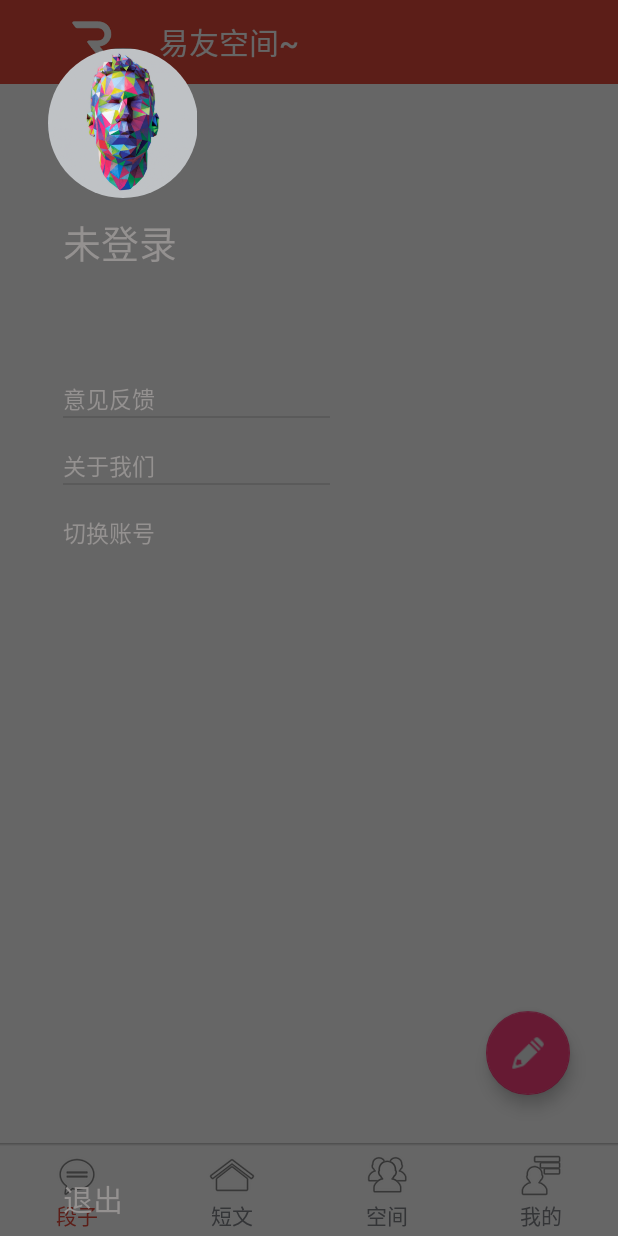
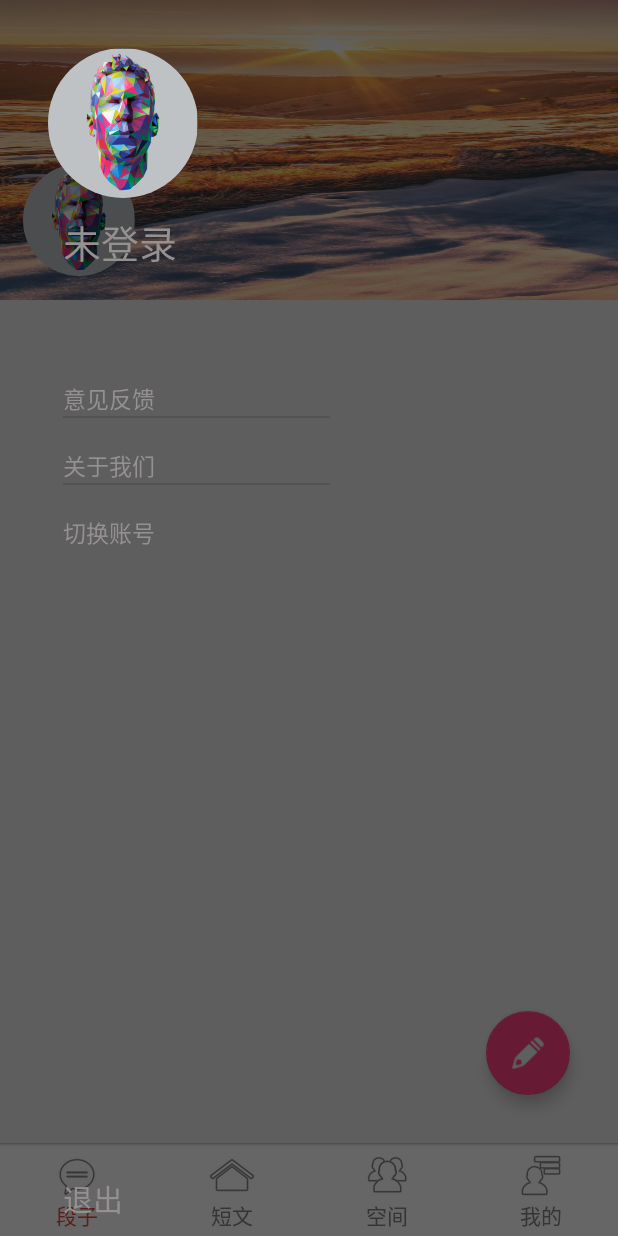
Before and after one commit to AaronLiu96/SimpleReader, an Android app: the fragment ZeroFragment placed in its activity, with the side drawer open, on a phone screen of 412 x 824 dp. Run offline under Robolectric (Android 15) with nearby library versions, the phone set to English and light mode, and no system bars; our stand-ins replace ButterKnife; libraries missing offline, so code that uses them is left out: cn.bmob.v3, com.afollestad.materialdialogs, com.nineoldandroids.view; 18 statements that could not run were skipped.

Commit message:
对Zero的界面增加了一些动画效果

```diff
--- a/app/src/main/java/com/android/simplereader/ui/fragment/MineFragment.java
+++ b/app/src/main/java/com/android/simplereader/ui/fragment/MineFragment.java
@@ -92,11 +92,11 @@ public class MineFragment extends Fragment implements AdapterView.OnItemClickLis
                 ToCollectionActivity.setFlags(Intent.FLAG_ACTIVITY_NEW_TASK | Intent.FLAG_ACTIVITY_EXCLUDE_FROM_RECENTS);
                 startActivity(ToCollectionActivity);
                 break;
-            case 2:
+            case 3:
                 DialogUtils.UpdatePasswordDialog(getActivity(),view);
 
                 break;
-            case 3:
+            case 2:
                 Intent ToMineActivity =new Intent(getActivity(), MineActivity.class);
                 ToMineActivity.setFlags(Intent.FLAG_ACTIVITY_NEW_TASK | Intent.FLAG_ACTIVITY_EXCLUDE_FROM_RECENTS);
                 startActivity(ToMineActivity);
--- a/app/src/main/java/com/android/simplereader/ui/fragment/ZeroFragment.java
+++ b/app/src/main/java/com/android/simplereader/ui/fragment/ZeroFragment.java
@@ -1,8 +1,12 @@
 package com.android.simplereader.ui.fragment;
 
 
+import android.animation.Animator;
+import android.animation.AnimatorSet;
+import android.animation.ObjectAnimator;
 import android.app.Activity;
 import android.app.Fragment;
+import android.graphics.Color;
 import android.os.Bundle;
 import android.os.Handler;
 import android.os.Message;
@@ -15,14 +19,21 @@ import android.support.v7.app.AppCompatActivity;
 import android.support.v7.widget.Toolbar;
 import android.util.Log;
 import android.view.LayoutInflater;
+import android.view.MotionEvent;
 import android.view.View;
+import android.view.ViewConfiguration;
 import android.view.ViewGroup;
+import android.widget.AbsListView;
+import android.widget.LinearLayout;
 import android.widget.ListView;
+import android.widget.TextView;
 
 import com.android.simplereader.R;
 import com.android.simplereader.model.bean.Zero;
 import com.android.simplereader.ui.activity.EditActivity;
 import com.android.simplereader.ui.adapter.ZeroAdapter;
+import com.android.simplereader.ui.widget.RoundImageView;
+import com.android.simplereader.util.AutoHideUtil;
 import com.android.simplereader.util.BmobUtil;
 import com.android.simplereader.util.DialogUtils;
 import com.android.simplereader.util.SPUtils;
@@ -40,17 +51,22 @@ import cn.bmob.v3.listener.FindListener;
 public class ZeroFragment extends Fragment {
 
     private ListView zero_listview;
+    private TextView zero_header_name;
+    private RoundImageView zero_header_image;
+    private View zero_header;
     private SwipeRefreshLayout swipeRefreshLayout;
     private FloatingActionButton zero_edit;
     private AppCompatActivity mAppCompatActivity;
     private Activity mActivity;
-    private Toolbar toolbar;
+ //   private Toolbar toolbar;
 
     private List<Zero> zeroList = new ArrayList<>();
     private int numberOfLoad =50;
     private ZeroAdapter zeroAdapter;
     private final int SUCCESS = 1;
     private final int SHOW_RESPONSE = 2;
+    private int touchSlop = 10;
+
 
     private String TAG = "ZeroNoDataProblem--->>";
 
@@ -59,27 +75,36 @@ public class ZeroFragment extends Fragment {
     public View onCreateView(LayoutInflater inflater, ViewGroup container, Bundle savedInstanceState) {
         mActivity = getActivity();
         View view = inflater.inflate(R.layout.fragment_zero,container,false);
+        touchSlop = (int) (ViewConfiguration.get(getActivity()).getScaledTouchSlop() * 0.9);
+
         initView(view);
         getDataFromBmob(view);
         zeroAdapter = new ZeroAdapter(getActivity(),R.layout.fragment_zero_item,zeroList);
         zero_listview.setAdapter(zeroAdapter);
+
+        zero_listview.setDividerHeight(10);
+        AutoHideUtil.applyListViewAutoHide(getActivity(),zero_listview,zero_header,null,0);
         initRefresh(view);
         return view;
     }
 
     private void initView(View v){
         AppCompatActivity mAppCompatActivity = (AppCompatActivity) mActivity;
-        toolbar = (Toolbar) v.findViewById(R.id.zero_layout);
-        mAppCompatActivity.setSupportActionBar(toolbar);
+   //     toolbar = (Toolbar) v.findViewById(R.id.zero_layout);
+    //    mAppCompatActivity.setSupportActionBar(toolbar);
         ActionBar actionBar = mAppCompatActivity.getSupportActionBar();
         if (actionBar != null) {
             actionBar.setDisplayHomeAsUpEnabled(false);
             actionBar.setDisplayShowTitleEnabled(false);
         }
-        toolbar.setTitle("易友空间~");
-        toolbar.setLogo(R.mipmap.ic_logo);
-        toolbar.setTitleTextColor(getActivity().getResources().getColor(R.color.white));
+    //    toolbar.setTitle("易友空间~");
+     //   toolbar.setLogo(R.mipmap.ic_logo);
+     //   toolbar.setTitleTextColor(getActivity().getResources().getColor(R.color.white));
+        zero_header =  v.findViewById(R.id.zero_header);
         swipeRefreshLayout= (SwipeRefreshLayout) v.findViewById(R.id.zero_refresh);
+        zero_header_image = (RoundImageView) v.findViewById(R.id.zero_header_headImg);
+        zero_header_name= (TextView) v.findViewById(R.id.zero_header_name);
+        zero_header_name.setText((String)SPUtils.get(getActivity(),"name",""));
         zero_listview = (ListView) v.findViewById(R.id.zero_listview);
         zero_edit = (FloatingActionButton) v.findViewById(R.id.zero_edit);
         zero_edit.setOnClickListener(new View.OnClickListener() {
@@ -183,4 +208,12 @@ public class ZeroFragment extends Fragment {
         }
 
     };
+
+
+
+
+
+
+
+
 }
--- /dev/null
+++ b/app/src/main/java/com/android/simplereader/util/AutoHideUtil.java
@@ -0,0 +1,305 @@
+package com.android.simplereader.util;
+
+import android.animation.Animator;
+import android.animation.AnimatorSet;
+import android.animation.ObjectAnimator;
+import android.content.Context;
+import android.graphics.Color;
+import android.view.MotionEvent;
+import android.view.View;
+import android.view.ViewConfiguration;
+import android.view.ViewGroup;
+import android.widget.AbsListView;
+import android.widget.ListView;
+
+import java.util.ArrayList;
+
+
+public class AutoHideUtil {
+    /**
+     * AutoHideUtil.applyListViewAutoHide()是一个帮助类，以快速实现MainActivity里面的滑动隐藏方法
+     * 需要用户在方法中提供要隐藏的Header和Footer
+     *
+     * @param context      上下文
+     * @param listView     滚动的ListView
+     * @param header       滚动时要隐藏起来上顶部元素
+     * @param footer       滚动时要隐藏起来的底部元素
+     * @param headerHeight 顶部元素的高度
+     */
+    public static void applyListViewAutoHide(Context context, ListView listView, View header, View footer, int headerHeight) {
+        ListViewAutoHideTool tool = new ListViewAutoHideTool();
+        tool.applyAutoHide(context, listView, header, footer, headerHeight);
+    }
+
+    /**
+     * AutoHideUtil.applyListViewAutoHide()是一个帮助类，以快速实现MainActivity里面的滑动隐藏方法
+     * 不需要用户在方法中提供要隐藏的Header和Footer，具体隐藏方法要在用户在回调中实现
+     *
+     * @param context      上下文
+     * @param listView     滚动的ListView
+     * @param headerHeight 顶部元素的高度
+     */
+    public static void applyListViewAutoHide(Context context, ListView listView, int headerHeight, AutoHideListener autoHideListener) {
+        ListViewAutoHideToolWithCallBack tool = new ListViewAutoHideToolWithCallBack();
+        tool.applyAutoHide(context, listView, headerHeight, autoHideListener);
+    }
+
+    private static class ListViewAutoHideTool {
+
+        View header;
+        View footer;
+        ListView listView;
+        int touchSlop = 10;
+
+        public ListViewAutoHideTool() {
+
+        }
+
+        public void applyAutoHide(Context context, ListView listView, View header, View footer, int headerHeight) {
+            touchSlop = (int) (ViewConfiguration.get(context).getScaledTouchSlop() * 0.9);
+            this.listView = listView;
+            this.header = header;
+            this.footer = footer;
+
+            View mHeader = new View(listView.getContext());
+            mHeader.setLayoutParams(new AbsListView.LayoutParams(ViewGroup.LayoutParams.MATCH_PARENT, headerHeight));
+            mHeader.setBackgroundColor(Color.parseColor("#00000000"));
+            listView.addHeaderView(mHeader);
+
+            listView.setOnScrollListener(onScrollListener);
+            listView.setOnTouchListener(onTouchListener);
+        }
+
+
+        AnimatorSet backAnimatorSet;
+
+        private void animateBack() {
+            if (hideAnimatorSet != null && hideAnimatorSet.isRunning()) {
+                hideAnimatorSet.cancel();
+            }
+            if (backAnimatorSet != null && backAnimatorSet.isRunning()) {
+
+            } else {
+                backAnimatorSet = new AnimatorSet();
+                ArrayList<Animator> animators = new ArrayList<>();
+                if (header != null) {
+                    ObjectAnimator headerAnimator = ObjectAnimator.ofFloat(header, "translationY", header.getTranslationY(), 0f);
+                    animators.add(headerAnimator);
+                }
+                if (footer != null) {
+                    ObjectAnimator footerAnimator = ObjectAnimator.ofFloat(footer, "translationY", footer.getTranslationY(), 0f);
+                    animators.add(footerAnimator);
+                }
+                backAnimatorSet.setDuration(300);
+                backAnimatorSet.playTogether(animators);
+                backAnimatorSet.start();
+            }
+        }
+
+        AnimatorSet hideAnimatorSet;
+
+        private void animateHide() {
+            if (backAnimatorSet != null && backAnimatorSet.isRunning()) {
+                backAnimatorSet.cancel();
+            }
+            if (hideAnimatorSet != null && hideAnimatorSet.isRunning()) {
+
+            } else {
+                hideAnimatorSet = new AnimatorSet();
+                ArrayList<Animator> animators = new ArrayList<>();
+                if (header != null) {
+                    ObjectAnimator headerAnimator = ObjectAnimator.ofFloat(header, "translationY", header.getTranslationY(), -header.getHeight());
+                    animators.add(headerAnimator);
+                }
+                if (footer != null) {
+                    ObjectAnimator footerAnimator = ObjectAnimator.ofFloat(footer, "translationY", footer.getTranslationY(), footer.getHeight());
+                    animators.add(footerAnimator);
+                }
+                hideAnimatorSet.setDuration(300);
+                hideAnimatorSet.playTogether(animators);
+                hideAnimatorSet.start();
+            }
+        }
+
+        View.OnTouchListener onTouchListener = new View.OnTouchListener() {
+
+            float lastY = -1f;
+            float currentY = -1f;
+            int lastDirection = 0;
+            int currentDirection = 0;
+
+            @Override
+            public boolean onTouch(View v, MotionEvent event) {
+                switch (event.getAction()) {
+                    case MotionEvent.ACTION_DOWN:
+                        lastY = event.getY();
+                        currentY = event.getY();
+                        currentDirection = 0;
+                        break;
+                    case MotionEvent.ACTION_MOVE:
+                        if (lastY < 0) {
+                            lastY = event.getY();
+                        }
+                        if (listView.getFirstVisiblePosition() > 0) {
+                            float tmpCurrentY = event.getY();
+                            if (Math.abs(tmpCurrentY - lastY) > touchSlop) {
+                                currentY = tmpCurrentY;
+                                currentDirection = (int) (currentY - lastY);
+                                if (lastDirection != currentDirection) {
+                                    if (currentDirection < 0) {
+                                        animateHide();
+                                    } else {
+                                        animateBack();
+                                    }
+                                }
+                                lastY = currentY;
+                            }
+                        }
+                        break;
+                    case MotionEvent.ACTION_CANCEL:
+                    case MotionEvent.ACTION_UP:
+                        currentDirection = 0;
+                        currentY = -1f;
+                        lastY = -1f;
+                        break;
+                }
+                return false;
+            }
+        };
+
+        AbsListView.OnScrollListener onScrollListener = new AbsListView.OnScrollListener() {
+            int lastPosition = 0;
+            int state = AbsListView.OnScrollListener.SCROLL_STATE_IDLE;
+
+            @Override
+            public void onScrollStateChanged(AbsListView view, int scrollState) {
+                state = scrollState;
+            }
+
+            @Override
+            public void onScroll(AbsListView view, int firstVisibleItem, int visibleItemCount, int totalItemCount) {
+                if (firstVisibleItem == 0) {
+                    animateBack();
+                }
+                if (firstVisibleItem > 0) {
+                    if (firstVisibleItem > lastPosition && state == SCROLL_STATE_FLING) {
+                        animateHide();
+                    }
+                }
+                lastPosition = firstVisibleItem;
+            }
+        };
+    }
+
+    private static class ListViewAutoHideToolWithCallBack {
+
+        ListView listView;
+        int touchSlop = 10;
+        AutoHideListener autoHideListener;
+
+        public ListViewAutoHideToolWithCallBack() {
+
+        }
+
+        public void applyAutoHide(Context context, ListView listView, int headerHeight, AutoHideListener autoHideListener) {
+            touchSlop = (int) (ViewConfiguration.get(context).getScaledTouchSlop() * 0.9);
+            this.listView = listView;
+            this.autoHideListener = autoHideListener;
+
+            View header = new View(listView.getContext());
+            header.setLayoutParams(new AbsListView.LayoutParams(ViewGroup.LayoutParams.MATCH_PARENT, headerHeight));
+            header.setBackgroundColor(Color.parseColor("#00000000"));
+            listView.addHeaderView(header);
+
+            listView.setOnScrollListener(onScrollListener);
+            listView.setOnTouchListener(onTouchListener);
+        }
+
+        private void animateBack() {
+            if (autoHideListener != null) {
+                autoHideListener.animateBack();
+            }
+        }
+
+        private void animateHide() {
+            if (autoHideListener != null) {
+                autoHideListener.animateHide();
+            }
+        }
+
+        View.OnTouchListener onTouchListener = new View.OnTouchListener() {
+
+            float lastY = -1f;
+            float currentY = -1f;
+            int lastDirection = 0;
+            int currentDirection = 0;
+
+            @Override
+            public boolean onTouch(View v, MotionEvent event) {
+                switch (event.getAction()) {
+                    case MotionEvent.ACTION_DOWN:
+                        lastY = event.getY();
+                        currentY = event.getY();
+                        currentDirection = 0;
+                        break;
+                    case MotionEvent.ACTION_MOVE:
+                        if (lastY < 0) {
+                            lastY = event.getY();
+                        }
+                        if (listView.getFirstVisiblePosition() > 0) {
+                            float tmpCurrentY = event.getY();
+                            if (Math.abs(tmpCurrentY - lastY) > touchSlop) {
+                                currentY = tmpCurrentY;
+                                currentDirection = (int) (currentY - lastY);
+                                if (lastDirection != currentDirection) {
+                                    if (currentDirection < 0) {
+                                        animateHide();
+                                    } else {
+                                        animateBack();
+                                    }
+                                }
+                                lastY = currentY;
+                            }
+                        }
+                        break;
+                    case MotionEvent.ACTION_CANCEL:
+                    case MotionEvent.ACTION_UP:
+                        currentDirection = 0;
+                        currentY = -1f;
+                        lastY = -1f;
+                        break;
+                }
+                return false;
+            }
+        };
+
+        AbsListView.OnScrollListener onScrollListener = new AbsListView.OnScrollListener() {
+            int lastPosition = 0;
+            int state = AbsListView.OnScrollListener.SCROLL_STATE_IDLE;
+
+            @Override
+            public void onScrollStateChanged(AbsListView view, int scrollState) {
+                state = scrollState;
+            }
+
+            @Override
+            public void onScroll(AbsListView view, int firstVisibleItem, int visibleItemCount, int totalItemCount) {
+                if (firstVisibleItem == 0) {
+                    animateBack();
+                }
+                if (firstVisibleItem > 0) {
+                    if (firstVisibleItem > lastPosition && state == SCROLL_STATE_FLING) {
+                        animateHide();
+                    }
+                }
+                lastPosition = firstVisibleItem;
+            }
+        };
+    }
+
+    public static interface AutoHideListener {
+        void animateHide();
+
+        void animateBack();
+    }
+}
--- a/app/src/main/res/layout/activity_mine.xml
+++ b/app/src/main/res/layout/activity_mine.xml
@@ -1,6 +1,6 @@
 <?xml version="1.0" encoding="utf-8"?>
 <RelativeLayout xmlns:android="http://schemas.android.com/apk/res/android"
-    xmlns:tools="http://schemas.android.com/tools"
+
     android:layout_width="match_parent"
     android:layout_height="match_parent"
     xmlns:app="http://schemas.android.com/apk/res-auto">
--- a/app/src/main/res/layout/fragment_zero.xml
+++ b/app/src/main/res/layout/fragment_zero.xml
@@ -1,9 +1,12 @@
 <?xml version="1.0" encoding="utf-8"?>
-<LinearLayout
-    xmlns:android="http://schemas.android.com/apk/res/android"
+<FrameLayout xmlns:android="http://schemas.android.com/apk/res/android"
     android:layout_width="match_parent"
     android:layout_height="match_parent"
+    android:background="@color/backgroung_color"
     android:orientation="vertical">
+
+
+        <!--
          <include layout="@layout/include_toolbar"
              android:id="@+id/zero_layout">
 
@@ -17,34 +20,71 @@
              android:textSize="20sp"
              android:textStyle="bold"/>
          </include>
+     -->
+
+
+
+
     <android.support.design.widget.CoordinatorLayout
         android:id="@+id/main_content"
         android:layout_width="match_parent"
         android:layout_height="match_parent">
 
 
-    <android.support.v4.widget.SwipeRefreshLayout
-        xmlns:android="http://schemas.android.com/apk/res/android"
+        <android.support.v4.widget.SwipeRefreshLayout xmlns:android="http://schemas.android.com/apk/res/android"
+            android:id="@+id/zero_refresh"
             android:layout_width="match_parent"
             android:layout_height="match_parent"
-        android:orientation="vertical"
-        android:id="@+id/zero_refresh" >
+            android:orientation="vertical">
 
             <ListView
+                android:paddingTop="200dp"
+                android:clipToPadding="false"
                 android:id="@+id/zero_listview"
                 android:layout_width="match_parent"
-        android:layout_height="wrap_content"
-        ></ListView>
+                android:layout_height="match_parent"
+                android:headerDividersEnabled="false">
+
+            </ListView>
         </android.support.v4.widget.SwipeRefreshLayout>
+
         <android.support.design.widget.FloatingActionButton
             android:id="@+id/zero_edit"
             android:layout_width="wrap_content"
             android:layout_height="wrap_content"
             android:layout_gravity="end|bottom"
             android:layout_margin="32dp"
-        android:src="@mipmap/ic_edit_pen2"/>
-
+            android:src="@mipmap/ic_edit_pen2" />
 
 
     </android.support.design.widget.CoordinatorLayout>
-    </LinearLayout>
+
+    <RelativeLayout
+        android:id="@+id/zero_header"
+        android:layout_width="match_parent"
+        android:layout_height="200dp"
+        android:background="@mipmap/zero_background_header">
+
+        <com.android.simplereader.ui.widget.RoundImageView
+            android:id="@+id/zero_header_headImg"
+            android:layout_width="75dp"
+            android:layout_height="75dp"
+            android:layout_alignParentBottom="true"
+            android:layout_marginBottom="15dp"
+            android:layout_marginLeft="15dp"
+            android:scaleType="fitCenter"
+            android:src="@mipmap/headimage" />
+
+        <TextView
+            android:id="@+id/zero_header_name"
+            android:layout_width="wrap_content"
+            android:layout_height="wrap_content"
+            android:layout_alignParentBottom="true"
+            android:layout_marginBottom="35dp"
+            android:layout_marginLeft="15dp"
+            android:layout_toRightOf="@+id/zero_header_headImg"
+            android:text="Dragon"
+            android:textColor="@color/white"
+            android:textSize="25dp" />
+    </RelativeLayout>
+</FrameLayout>
```
Also changed, not shown: app/src/main/res/layout/fragment_zero_item.xml (+5 -3 lines), app/src/main/res/mipmap-mdpi/zero_background_header.jpg (added). Lines whose indentation alone changed are shown as unchanged.
